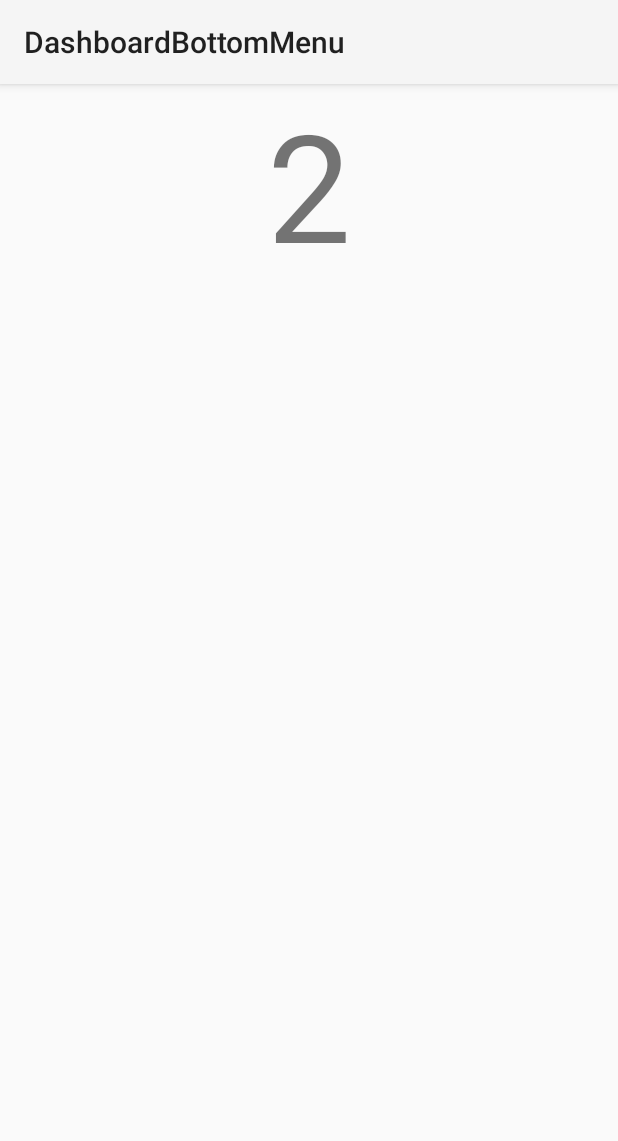
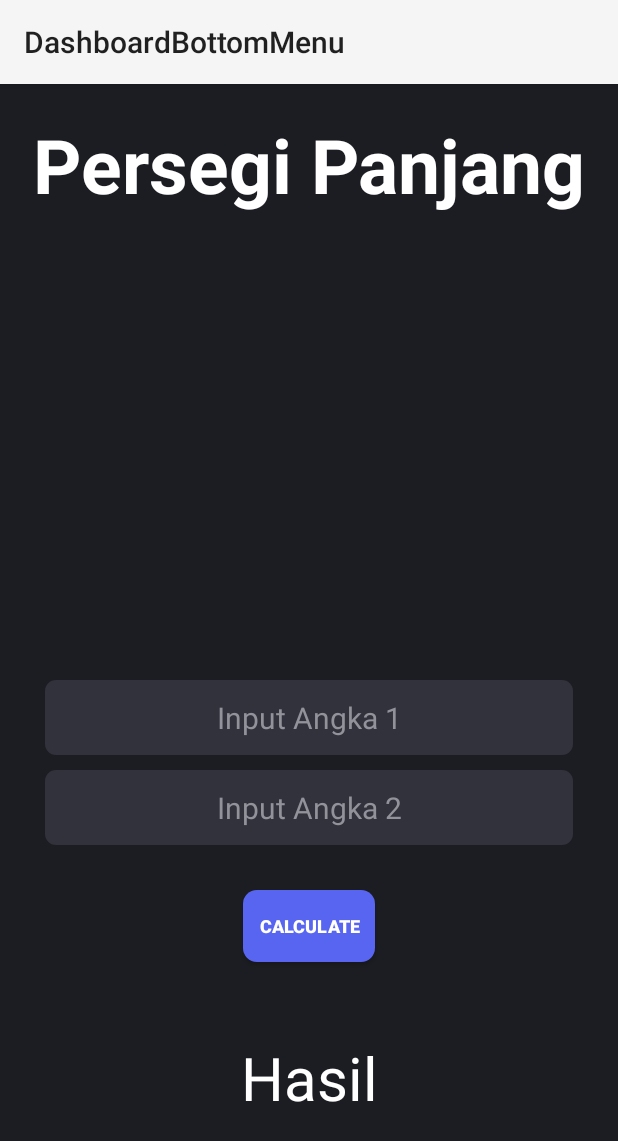
Before and after one commit to oceanthesea1/DashboardBottomMenu, an Android app: the screen it shows after launch (calculator2), after a tap on "Persegi Panjang", on a phone screen of 412 x 824 dp. Shown: the top 1141 px of the screen. Run offline under Robolectric (Android 15) with nearby library versions, the phone set to English and light mode, and no system bars; pictures from the network do not load.

Commit message:
Dashboard ver3~

```diff
--- a/app/src/main/java/com/example/dashboardbottommenu/calculator2.java
+++ b/app/src/main/java/com/example/dashboardbottommenu/calculator2.java
@@ -1,6 +1,8 @@
 package com.example.dashboardbottommenu;
 
+import android.content.Intent;
 import android.os.Bundle;
+import android.widget.TextView;
 
 import androidx.activity.EdgeToEdge;
 import androidx.appcompat.app.AppCompatActivity;
@@ -10,15 +12,18 @@ import androidx.core.view.WindowInsetsCompat;
 
 public class calculator2 extends AppCompatActivity {
 
+    TextView shapeText2;
+
     @Override
     protected void onCreate(Bundle savedInstanceState) {
         super.onCreate(savedInstanceState);
-        EdgeToEdge.enable(this);
         setContentView(R.layout.activity_calculator2);
-        ViewCompat.setOnApplyWindowInsetsListener(findViewById(R.id.main), (v, insets) -> {
-            Insets systemBars = insets.getInsets(WindowInsetsCompat.Type.systemBars());
-            v.setPadding(systemBars.left, systemBars.top, systemBars.right, systemBars.bottom);
-            return insets;
-        });
+
+        shapeText2 = findViewById(R.id.shapeName2);
+
+        Intent intent = getIntent();
+        String shape = intent.getStringExtra("shape2");
+
+        shapeText2.setText(shape);
     }
 }
--- a/app/src/main/java/com/example/dashboardbottommenu/fragment/Fragment_Bangun_Datar.java
+++ b/app/src/main/java/com/example/dashboardbottommenu/fragment/Fragment_Bangun_Datar.java
@@ -68,16 +68,24 @@ public class Fragment_Bangun_Datar extends Fragment implements MyAdapter.OnItemC
     @Override
     public void onItemClick(int position) {
         if (position == 0) {
+            String shape = listData.get(position).getShape();
             Intent intent = new Intent(requireContext(), calculator1.class);
+            intent.putExtra("shape1", shape);
             startActivity(intent);
         } else if (position == 1) {
+            String shape = listData.get(position).getShape();
             Intent intent = new Intent(requireContext(), calculator2.class);
+            intent.putExtra("shape2", shape);
             startActivity(intent);
         } else if (position == 2) {
+            String shape = listData.get(position).getShape();
             Intent intent = new Intent(requireContext(), calculator2.class);
+            intent.putExtra("shape2", shape);
             startActivity(intent);
         } else if (position == 3) {
+            String shape = listData.get(position).getShape();
             Intent intent = new Intent(requireContext(), calculator1.class);
+            intent.putExtra("shape1", shape);
             startActivity(intent);
         } else {
             Toast.makeText(requireContext(), "Item clicked: " + position, Toast.LENGTH_SHORT).show();
--- /dev/null
+++ b/app/src/main/res/drawable/button2d.xml
@@ -0,0 +1,5 @@
+<?xml version="1.0" encoding="utf-8"?>
+<shape xmlns:android="http://schemas.android.com/apk/res/android">
+        <solid android:color="#5865F1"/>
+        <corners android:radius="9dp"/>
+</shape>
--- /dev/null
+++ b/app/src/main/res/drawable/edit_text.xml
@@ -0,0 +1,5 @@
+<?xml version="1.0" encoding="utf-8"?>
+<shape xmlns:android="http://schemas.android.com/apk/res/android">
+    <solid android:color="#32323C"/>
+    <corners android:radius="7dp"/>
+</shape>
--- /dev/null
+++ b/app/src/main/res/drawable/text_view.xml
@@ -0,0 +1,5 @@
+<?xml version="1.0" encoding="utf-8"?>
+<shape xmlns:android="http://schemas.android.com/apk/res/android">
+    <solid android:color="#32323C"/>
+    <corners android:radius="10dp"/>
+</shape>
--- a/app/src/main/res/layout/activity_calculator2.xml
+++ b/app/src/main/res/layout/activity_calculator2.xml
@@ -5,14 +5,77 @@
     android:id="@+id/main"
     android:layout_width="match_parent"
     android:layout_height="match_parent"
+    android:background="#1C1D22"
     android:orientation="vertical"
     tools:context=".calculator2">
 
     <TextView
+        android:id="@+id/shapeName2"
         android:layout_width="match_parent"
         android:layout_height="wrap_content"
+        android:layout_marginTop="20dp"
         android:gravity="center"
-        android:text="2"
-        android:textSize="100dp" />
+        android:text="text"
+        android:textColor="@color/white"
+        android:textStyle="bold"
+        android:textSize="50dp" />
+
+    <ImageView
+        android:id="@+id/imageParam2"
+        android:layout_width="270dp"
+        android:layout_height="270dp"
+        android:layout_marginTop="20dp"
+        android:layout_gravity="center"/>
+
+    <EditText
+        android:id="@+id/inputParam2_1"
+        android:layout_width="match_parent"
+        android:layout_height="50dp"
+        android:layout_marginTop="20dp"
+        android:layout_marginStart="30dp"
+        android:layout_marginEnd="30dp"
+        android:hint="Input Angka 1"
+        android:textColorHint="#92929A"
+        android:textSize="20dp"
+        android:textAlignment="center"
+        android:inputType="number"
+        android:background="@drawable/edit_text" />
+
+    <EditText
+        android:id="@+id/inputParam2_2"
+        android:layout_width="match_parent"
+        android:layout_height="50dp"
+        android:layout_marginTop="10dp"
+        android:layout_marginStart="30dp"
+        android:layout_marginEnd="30dp"
+        android:hint="Input Angka 2"
+        android:textColorHint="#92929A"
+        android:textSize="20dp"
+        android:textAlignment="center"
+        android:inputType="number"
+        android:background="@drawable/edit_text" />
+
+    <Button
+        android:id="@+id/button2"
+        android:layout_width="wrap_content"
+        android:layout_height="wrap_content"
+        android:layout_marginTop="30dp"
+        android:text="Calculate"
+        android:textSize="12dp"
+        android:textColor="@color/white"
+        android:textStyle="bold"
+        android:background="@drawable/button2d"
+        android:layout_gravity="center" />
+
+    <TextView
+        android:id="@+id/resultView2"
+        android:layout_width="match_parent"
+        android:layout_height="wrap_content"
+        android:layout_marginTop="50dp"
+        android:text="Hasil"
+        android:textColor="@color/white"
+        android:textAlignment="center"
+        android:textSize="40dp"
+        android:layout_gravity="center" />
 
 </LinearLayout>
```
Also changed, not shown: app/src/main/java/com/example/dashboardbottommenu/calculator1.java (+13 -6 lines), app/src/main/res/layout/activity_calculator1.xml (+51 -2 lines).
